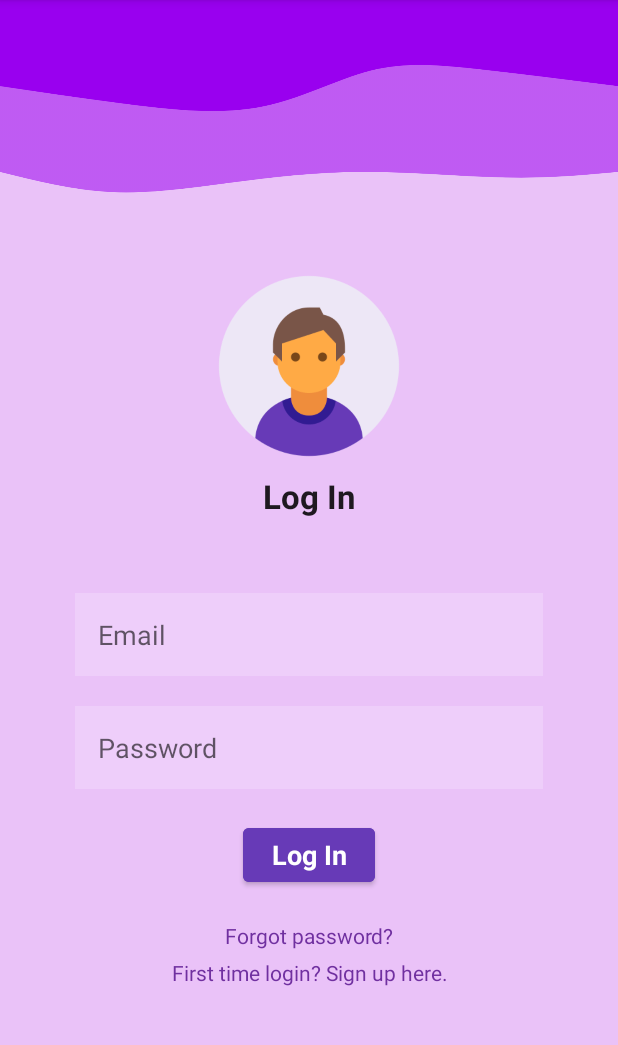
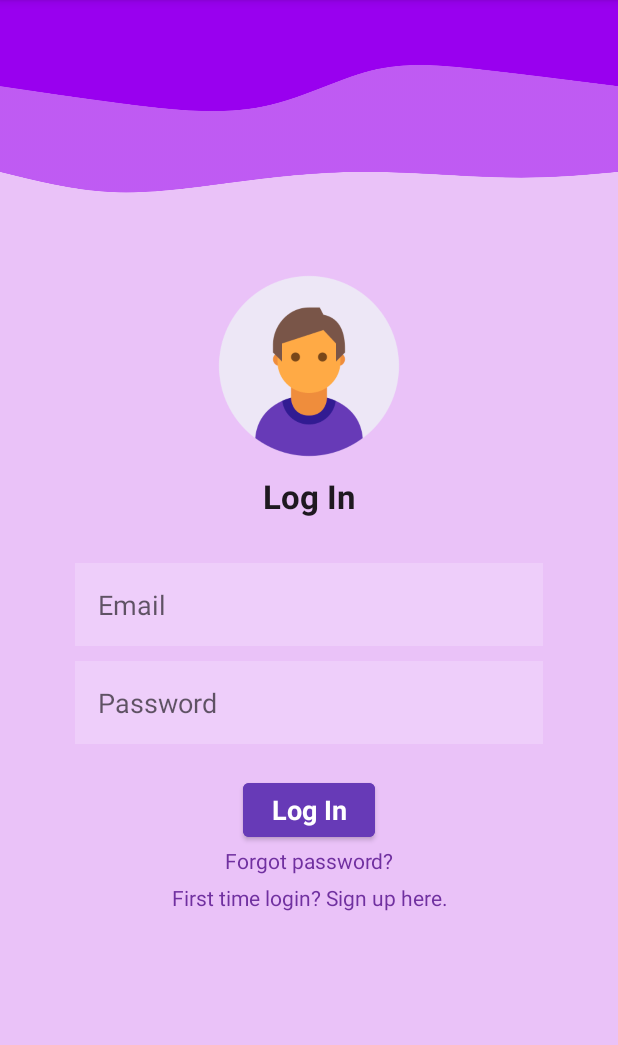
Before and after one commit to fionayongxin/Monitrack, an Android app: the screen it shows after launch (MainActivity), on a phone screen of 412 x 824 dp, the part 84-1129 px from its top. Run offline under Robolectric (Android 15) with nearby library versions, the phone set to English and light mode, and no system bars; our stand-ins replace Firebase (no records; nobody signed in at launch, a user with empty details on screens opened directly).

Commit message:
comments and resize layout

```diff
--- a/app/src/main/java/com/example/monitrackapp/MainActivity.java
+++ b/app/src/main/java/com/example/monitrackapp/MainActivity.java
@@ -34,14 +34,17 @@ public class MainActivity extends AppCompatActivity {
     @Override
     protected void onCreate(Bundle savedInstanceState) {
         super.onCreate(savedInstanceState);
-        setContentView(R.layout.activity_main);
+        setContentView(R.layout.activity_main); //display activity_main layout
 
         mAuth = FirebaseAuth.getInstance();
 
+        //display HomeActivity if user already logged in
         if (mAuth.getCurrentUser()!=null) {
             startActivity(new Intent(getApplicationContext(), HomeActivity.class));
         }
         mDialog = new ProgressDialog(this);
+
+        //get user login emails and password
         loginDetails();
     }
 
@@ -57,13 +60,16 @@ public class MainActivity extends AppCompatActivity {
         btnLogin.setOnClickListener(new View.OnClickListener() {
             @Override
             public void onClick(View view) {
+                //get user email and password into string
                 String email = userEmail.getText().toString().trim();
                 String pass = userPass.getText().toString().trim();
 
+                //if no email entered
                 if (TextUtils.isEmpty(email)) {
                     userEmail.setError("Email is required!");
                     return;
                 }
+                //if no password entered
                 if (TextUtils.isEmpty(pass)) {
                     userPass.setError("Password is required!");
                     return;
@@ -74,11 +80,13 @@ public class MainActivity extends AppCompatActivity {
                 mAuth.signInWithEmailAndPassword(email, pass).addOnCompleteListener(new OnCompleteListener<AuthResult>() {
                     @Override
                     public void onComplete(@NonNull Task<AuthResult> task) {
+                        //if login successful, go to HomeActivity
                         if (task.isSuccessful()) {
                             mDialog.dismiss();
                             startActivity(new Intent(getApplicationContext(), HomeActivity.class));
                             Toast.makeText(getApplicationContext(), "Login Successful.", Toast.LENGTH_LONG).show();
                         }
+                        //message if log in not successful
                         else {
                             mDialog.dismiss();
                             Toast.makeText(getApplicationContext(), "Incorrect email or password.", Toast.LENGTH_LONG).show();
@@ -88,7 +96,7 @@ public class MainActivity extends AppCompatActivity {
             }
         });
 
-        //activity for sign up
+        //activity for sign up - user click sign up option
         goSignup.setOnClickListener(new View.OnClickListener() {
             @Override
             public void onClick(View view) {
--- a/app/src/main/res/layout/activity_main.xml
+++ b/app/src/main/res/layout/activity_main.xml
@@ -22,6 +22,7 @@
                 android:id="@+id/imageView5"
                 android:layout_width="match_parent"
                 android:layout_height="172dp"
+                android:layout_marginTop="0dp"
                 app:srcCompat="@drawable/wave" />
 
             <ImageView
@@ -33,7 +34,7 @@
             <TextView
                 android:layout_width="match_parent"
                 android:layout_height="wrap_content"
-                android:layout_marginBottom="50dp"
+                android:layout_marginBottom="30dp"
                 android:gravity="center"
                 android:text="Log In"
                 android:textAppearance="?android:textAppearanceLarge"
@@ -44,7 +45,7 @@
                 android:layout_width="match_parent"
                 android:layout_height="wrap_content"
                 android:layout_marginHorizontal="50dp"
-                android:layout_marginBottom="20dp"
+                android:layout_marginBottom="10dp"
                 android:background="#30ffffff"
                 android:hint="Email"
                 android:padding="15dp" />
@@ -64,7 +65,7 @@
                 android:layout_width="wrap_content"
                 android:layout_height="wrap_content"
                 android:layout_gravity="center"
-                android:layout_margin="20dp"
+                android:layout_marginTop="20dp"
                 android:backgroundTint="@color/purple_200"
                 android:text="Log In"
                 android:textAppearance="?android:textAppearanceMedium"
--- a/app/src/main/res/layout/activity_signup.xml
+++ b/app/src/main/res/layout/activity_signup.xml
@@ -20,7 +20,7 @@
 
             <ImageView
                 android:id="@+id/imageView"
-                android:layout_width="154dp"
+                android:layout_width="265dp"
                 android:layout_height="wrap_content"
                 android:layout_gravity="center"
                 android:layout_marginTop="100dp"
@@ -62,14 +62,14 @@
                 android:text="Already a member? Log In here."
                 android:gravity="center"
                 android:id="@+id/goto_login"
-                android:textColor="#7030A0"
+                android:textColor="#3F51B5"
                 android:textAppearance="?android:textAppearanceSmall"/>
 
             <Button
                 android:layout_width="wrap_content"
                 android:layout_height="wrap_content"
                 android:layout_gravity="center"
-                android:layout_margin="20dp"
+                android:layout_marginTop="20dp"
                 android:text="Sign Up"
                 android:id="@+id/button_signup"
                 android:textStyle="bold"
```
Also changed, not shown: app/src/main/java/com/example/monitrackapp/HomeActivity.java (+11 -10 lines), app/src/main/java/com/example/monitrackapp/ResetPassActivity.java (+21 -14 lines), app/src/main/res/layout/activity_reset_pass.xml (+6 -6 lines), app/src/main/res/drawable-v24/email_sent.png (added).
